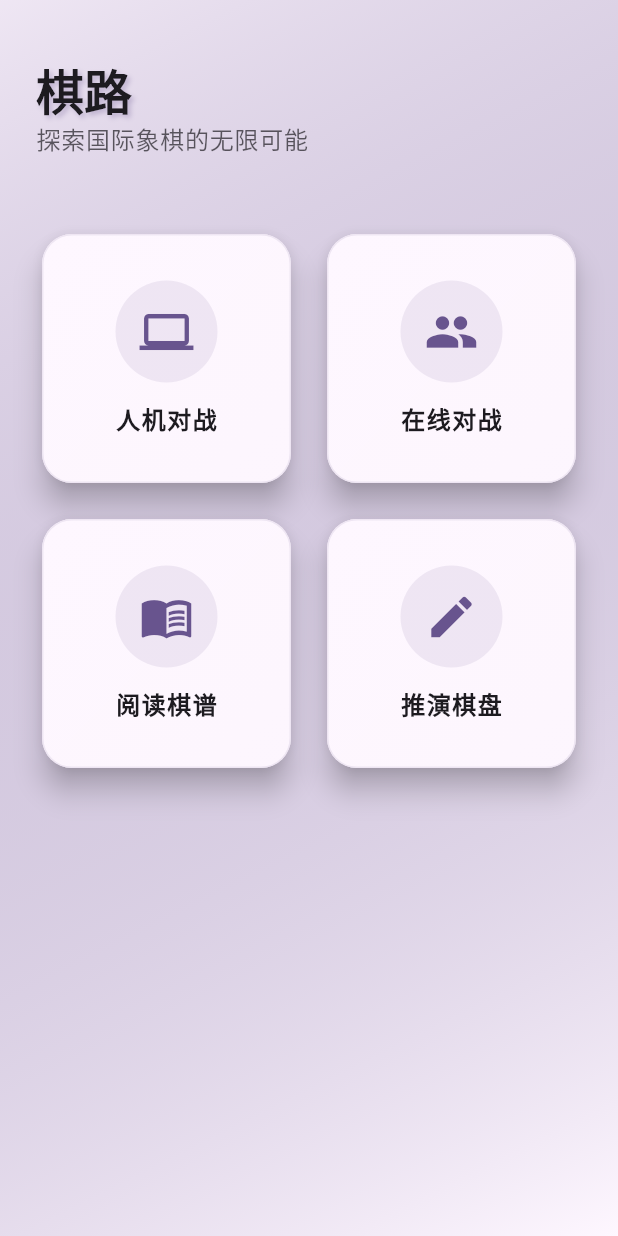
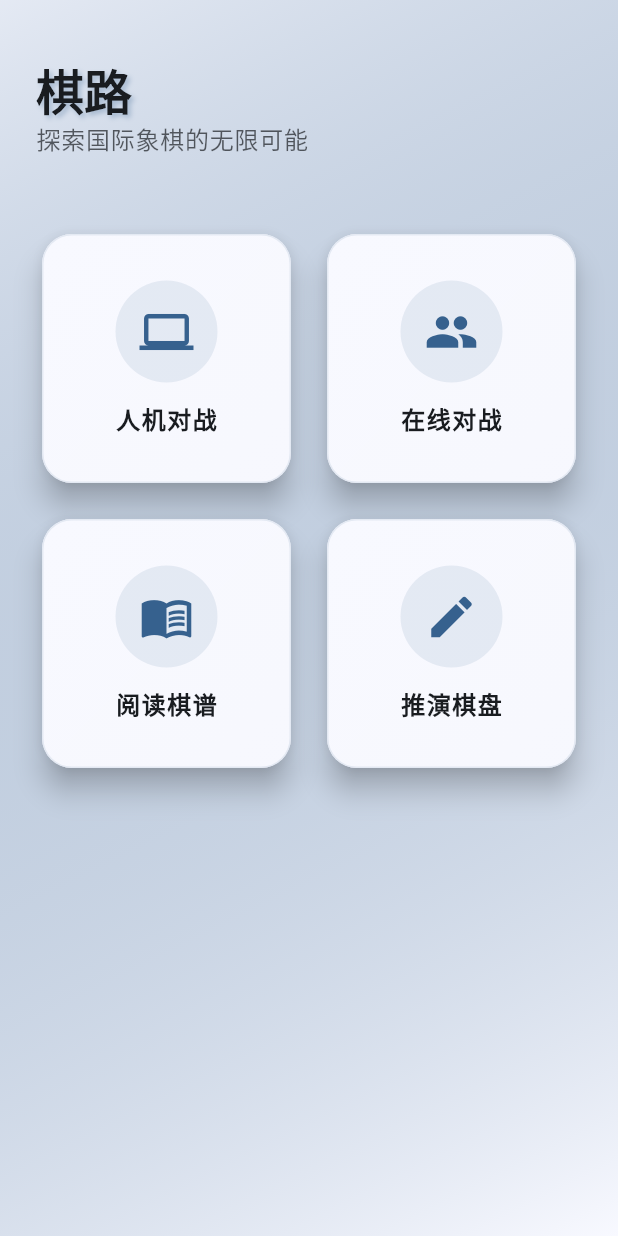
Before and after one commit to hezhaoyun/ichess_client, a Flutter app: the screen it shows after launch, on a phone screen of 412 x 824 dp. Run offline on Flutter 3.47's test engine with Material 3 defaults, Android fonts, the phone set to English and light mode, and no system bars; our stand-ins replace file_picker, fl_chart, socket_io_client; missing offline and left inert: chess, chess_vectors_flutter, stockfish, wp_chessboard.

```diff
--- a/lib/main.dart
+++ b/lib/main.dart
@@ -45,7 +45,7 @@ class _MyAppState extends State<MyApp> with WidgetsBindingObserver {
   Widget build(BuildContext context) => MaterialApp(
         title: '国际象棋',
         theme: ThemeData(
-          colorScheme: ColorScheme.fromSeed(seedColor: Colors.deepPurple),
+          colorScheme: ColorScheme.fromSeed(seedColor: Colors.blue),
           useMaterial3: true,
         ),
         debugShowCheckedModeBanner: false,
--- a/lib/modules/battle/ai_battle_page.dart
+++ b/lib/modules/battle/ai_battle_page.dart
@@ -210,7 +210,10 @@ class _AIBattlePageState extends State<AIBattlePage> with ChessBattleMixin {
           gradient: LinearGradient(
             begin: Alignment.topCenter,
             end: Alignment.bottomCenter,
-            colors: [Colors.blue.shade50, Colors.white],
+            colors: [
+              Theme.of(context).colorScheme.primary.withOpacity(0.1),
+              Theme.of(context).colorScheme.surface,
+            ],
           ),
         ),
         child: SafeArea(
```
